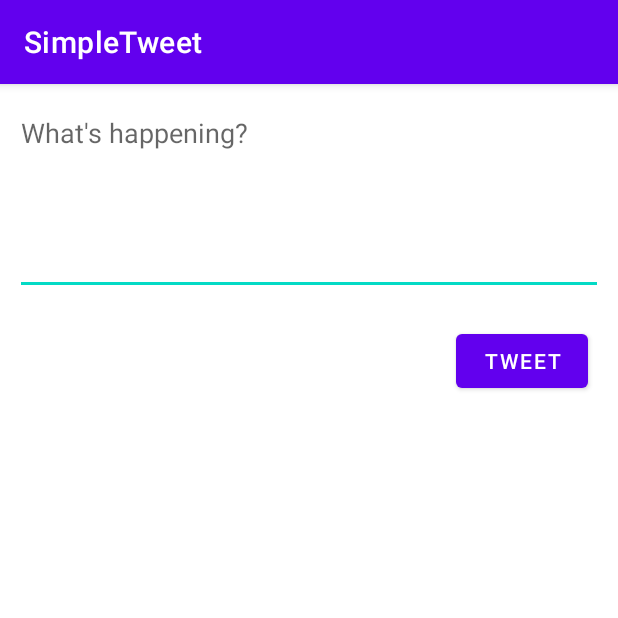
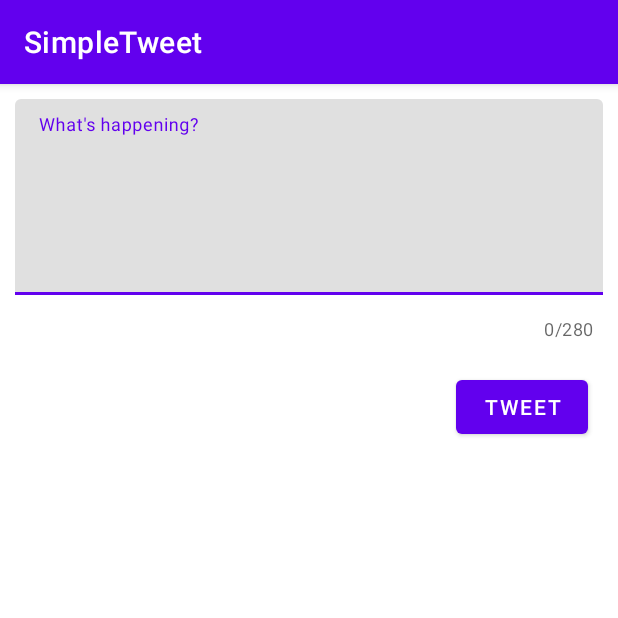
Before and after one commit to mflynn19/SimpleTweet2, an Android app: the ComposeActivity screen opened directly, with no data from a screen before it, on a phone screen of 412 x 824 dp, the top half of it. Run offline under Robolectric (Android 15) with nearby library versions, the phone set to English and light mode, and no system bars; our stand-ins replace Room's generated code; libraries missing offline, so code that uses them is left out: com.codepath.asynchttpclient, com.facebook.stetho; 1 statement that could not run was skipped.

Commit message:
character counter implemented

```diff
--- a/app/src/main/res/layout/activity_compose.xml
+++ b/app/src/main/res/layout/activity_compose.xml
@@ -5,6 +5,14 @@
     android:layout_width="match_parent"
     android:layout_height="match_parent"
     tools:context=".ComposeActivity">
+
+    <com.google.android.material.textfield.TextInputLayout
+        android:id="@+id/textInputLayout"
+        android:layout_width="match_parent"
+        android:layout_height="wrap_content"
+        app:counterEnabled="true"
+        app:counterMaxLength="280"
+        app:layout_constraintTop_toTopOf="parent">
 
         <EditText
             android:id="@+id/etTweetCompose"
@@ -19,6 +27,8 @@
             app:layout_constraintEnd_toEndOf="parent"
             app:layout_constraintStart_toStartOf="parent"
             app:layout_constraintTop_toTopOf="parent" />
+    </com.google.android.material.textfield.TextInputLayout>
+
 
     <Button
         android:id="@+id/buttonTweet"
@@ -27,5 +37,5 @@
         android:layout_margin="20dp"
         android:text="Tweet"
         app:layout_constraintEnd_toEndOf="parent"
-        app:layout_constraintTop_toBottomOf="@+id/etTweetCompose" />
+        app:layout_constraintTop_toBottomOf="@+id/textInputLayout" />
 </androidx.constraintlayout.widget.ConstraintLayout>
```
Lines whose indentation alone changed are shown as unchanged.
